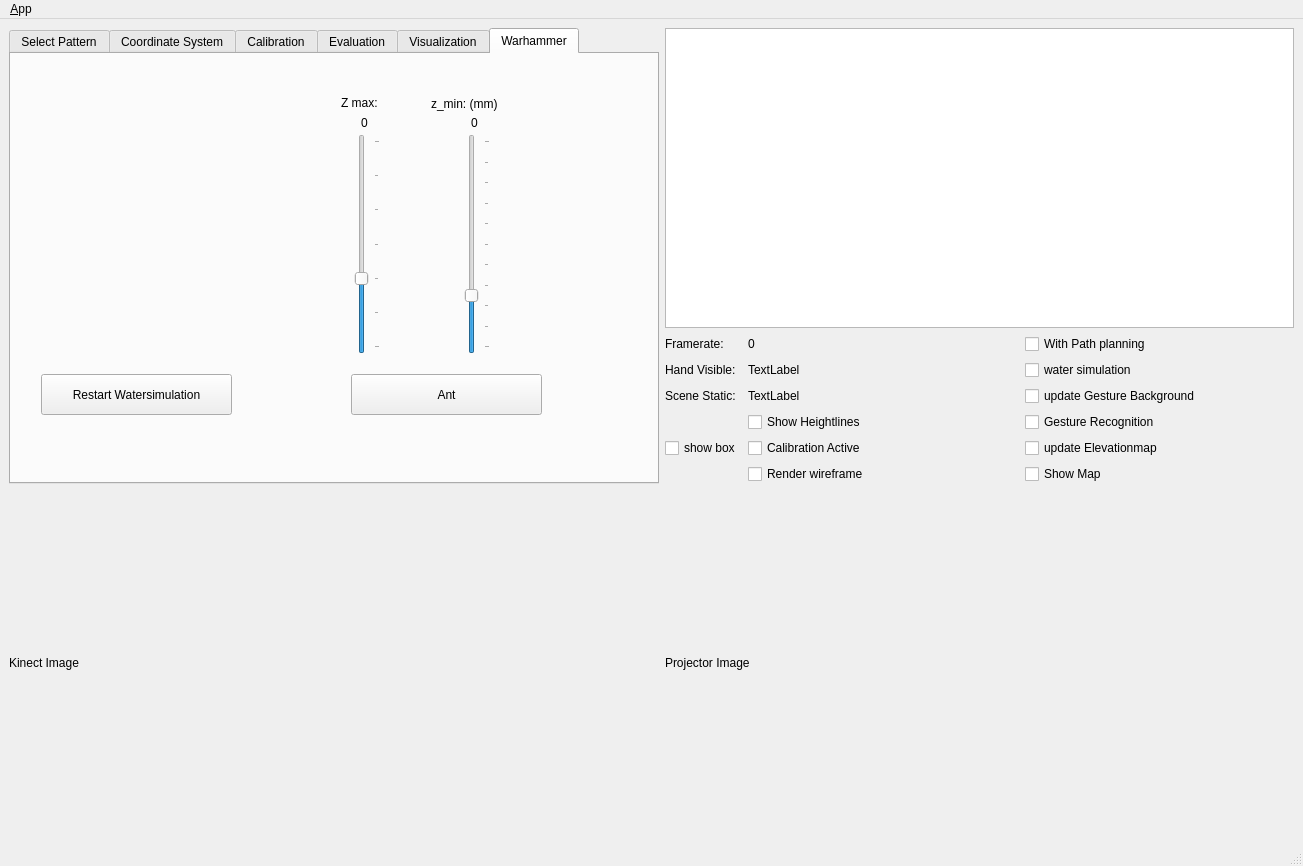
Before: the Qt Designer form ui/main_window.ui in NikolasE/projector_calibration, drawn with Qt 5.
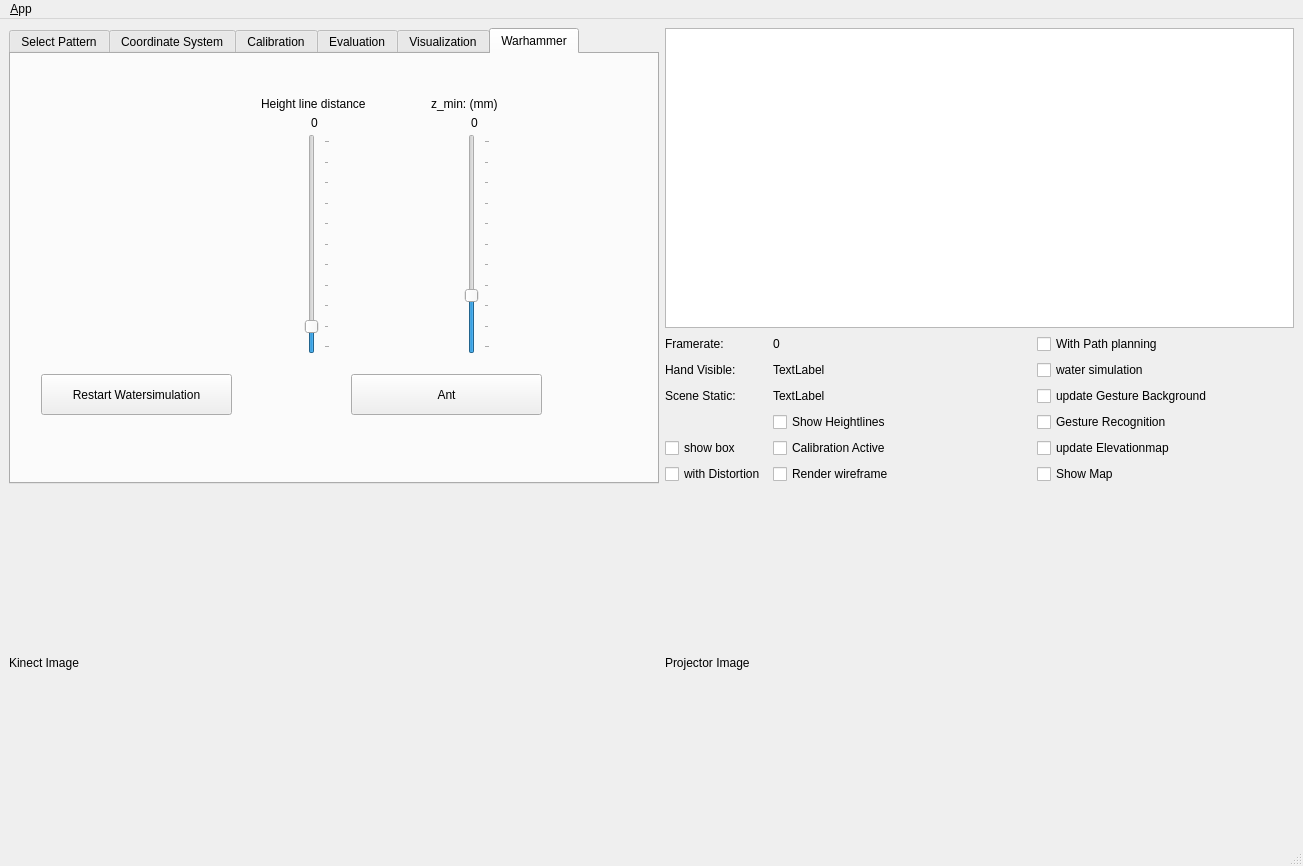
After: the same form once the commit is applied. The open tabs and pages were chosen to show the change. Icons and pictures are not drawn.

Patch:
```diff
--- a/ui/main_window.ui
+++ b/ui/main_window.ui
@@ -221,6 +221,13 @@
           </property>
          </widget>
         </item>
+        <item row="9" column="1">
+         <widget class="QCheckBox" name="cb_distortion">
+          <property name="text">
+           <string>with Distortion</string>
+          </property>
+         </widget>
+        </item>
        </layout>
       </item>
      </layout>
@@ -1235,7 +1242,7 @@
        <widget class="QLabel" name="z_max_label">
         <property name="geometry">
          <rect>
-          <x>350</x>
+          <x>300</x>
           <y>60</y>
           <width>31</width>
           <height>17</height>
@@ -1285,14 +1292,14 @@
        <widget class="QLabel" name="label_11">
         <property name="geometry">
          <rect>
-          <x>330</x>
+          <x>250</x>
           <y>40</y>
-          <width>51</width>
-          <height>17</height>
+          <width>131</width>
+          <height>20</height>
          </rect>
         </property>
         <property name="text">
-         <string>Z max:</string>
+         <string>Height line distance</string>
         </property>
        </widget>
        <widget class="QSlider" name="slider_z_max">
@@ -1301,7 +1308,7 @@
         </property>
         <property name="geometry">
          <rect>
-          <x>340</x>
+          <x>290</x>
           <y>80</y>
           <width>29</width>
           <height>220</height>
@@ -1311,10 +1318,13 @@
          <number>0</number>
         </property>
         <property name="maximum">
-         <number>60</number>
+         <number>100</number>
+        </property>
+        <property name="pageStep">
+         <number>1</number>
         </property>
         <property name="value">
-         <number>20</number>
+         <number>10</number>
         </property>
         <property name="orientation">
          <enum>Qt::Vertical</enum>
```
Left out of the diff: 60 changed lines with no effect on the pictures.
